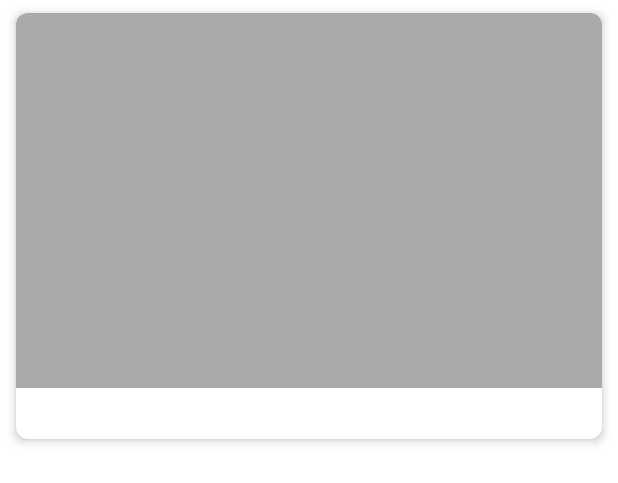
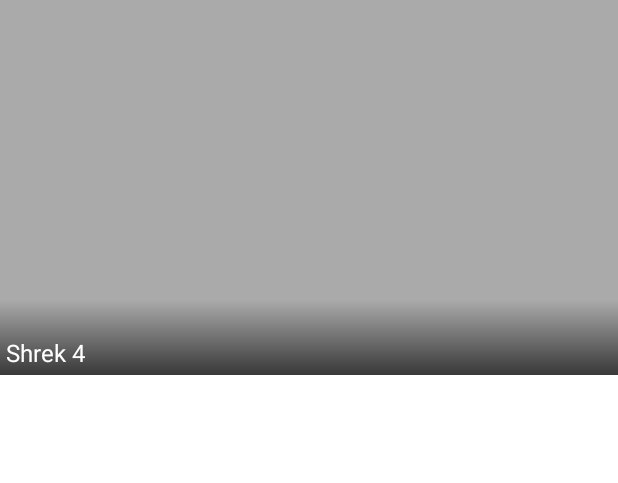
Before and after one commit to notenoughgold/MovieApp, an Android app: the layout list_item_home.xml on its own in the app's theme, with its tools: preview values and no code run, on a phone screen of 412 x 824 dp. Shown: the top 483 px of the screen. Run offline under Robolectric (Android 15) with nearby library versions, the light colour scheme and no system bars.

Commit message:
home item layout change with dependency upgrade

```diff
--- /dev/null
+++ b/app/src/main/res/drawable/gradient_black.xml
@@ -0,0 +1,9 @@
+<?xml version="1.0" encoding="utf-8"?>
+<shape xmlns:android="http://schemas.android.com/apk/res/android">
+    <gradient
+        android:angle="90"
+        android:centerColor="#00ffffff"
+        android:endColor="#00ffffff"
+        android:startColor="#aa000000" />
+
+</shape>
--- a/app/src/main/res/layout/fragment_popular.xml
+++ b/app/src/main/res/layout/fragment_popular.xml
@@ -14,8 +14,6 @@
             android:layout_height="match_parent"
             android:clipToPadding="false"
             android:overScrollMode="never"
-            android:paddingStart="4dp"
-            android:paddingEnd="4dp"
             app:layout_behavior="@string/appbar_scrolling_view_behavior"
             tools:listitem="@layout/list_item_home" />
 
--- a/app/src/main/res/layout/list_item_home.xml
+++ b/app/src/main/res/layout/list_item_home.xml
@@ -1,29 +1,12 @@
 <?xml version="1.0" encoding="utf-8"?>
 
 <layout xmlns:android="http://schemas.android.com/apk/res/android"
-    xmlns:tools="http://schemas.android.com/tools"
-    xmlns:app="http://schemas.android.com/apk/res-auto">
+    xmlns:app="http://schemas.android.com/apk/res-auto"
+    xmlns:tools="http://schemas.android.com/tools">
 
     <androidx.constraintlayout.widget.ConstraintLayout
         android:layout_width="match_parent"
         android:layout_height="wrap_content">
-
-        <androidx.cardview.widget.CardView
-            android:id="@+id/cardView"
-            android:layout_width="match_parent"
-            android:layout_height="match_parent"
-            android:layout_marginStart="4dp"
-            android:layout_marginTop="8dp"
-            android:layout_marginEnd="4dp"
-            app:cardBackgroundColor="@android:color/white"
-            app:cardCornerRadius="@dimen/card_corner_radius"
-            app:cardElevation="@dimen/card_elevation"
-            app:cardUseCompatPadding="true">
-
-            <LinearLayout
-                android:layout_width="match_parent"
-                android:layout_height="match_parent"
-                android:orientation="vertical">
 
         <ImageView
             android:id="@+id/homePosterImageView"
@@ -32,23 +15,30 @@
             android:adjustViewBounds="true"
             android:background="@android:color/darker_gray"
             android:scaleType="fitXY"
-                    app:layout_constraintDimensionRatio="1:1.42" />
+            app:layout_constraintDimensionRatio="3:2"
+            app:layout_constraintStart_toStartOf="parent"
+            app:layout_constraintTop_toTopOf="parent" />
+
+        <View
+            android:layout_width="match_parent"
+            android:layout_height="100dp"
+            android:background="@drawable/gradient_black"
+            app:layout_constraintBottom_toBottomOf="parent"
+            app:layout_constraintStart_toStartOf="parent" />
 
         <TextView
             android:id="@+id/homeNameTextView"
             android:layout_width="match_parent"
-                    android:layout_height="30dp"
-                    android:layout_marginStart="4dp"
-                    android:layout_marginTop="4dp"
-                    android:layout_marginEnd="4dp"
-                    android:gravity="center_horizontal"
+            android:layout_height="wrap_content"
+            android:paddingStart="4dp"
+            android:paddingBottom="4dp"
             android:singleLine="true"
+            android:textColor="@android:color/white"
             android:textSize="16sp"
-                    tools:text="@tools:sample/lorem" />
-            </LinearLayout>
+            app:layout_constraintBottom_toBottomOf="parent"
+            app:layout_constraintStart_toStartOf="parent"
+            tools:text="Shrek 4" />
 
-
-        </androidx.cardview.widget.CardView>
 
     </androidx.constraintlayout.widget.ConstraintLayout>
 </layout>
--- a/build.gradle
+++ b/build.gradle
@@ -1,9 +1,9 @@
 // Top-level build file where you can add configuration options common to all sub-projects/modules.
 
 buildscript {
-    ext.kotlin_version = '1.3.21'
-    ext.dagger_version = '2.16'
-    ext.retrofit_version = '2.3.0'
+    ext.kotlin_version = '1.3.31'
+    ext.dagger_version = '2.22.1'
+    ext.retrofit_version = '2.5.0'
 
     repositories {
         google()
--- a/gradle.properties
+++ b/gradle.properties
@@ -9,6 +9,7 @@
 android.enableJetifier=true
 android.useAndroidX=true
 org.gradle.jvmargs=-Xmx2048m
+android.enableR8=true
 # When configured, Gradle will run in incubating parallel mode.
 # This option should only be used with decoupled projects. More details, visit
 # http://www.gradle.org/docs/current/userguide/multi_project_builds.html#sec:decoupled_projects
```
Also changed, not shown: app/build.gradle (+22 -18 lines). Lines whose indentation alone changed are shown as unchanged.
